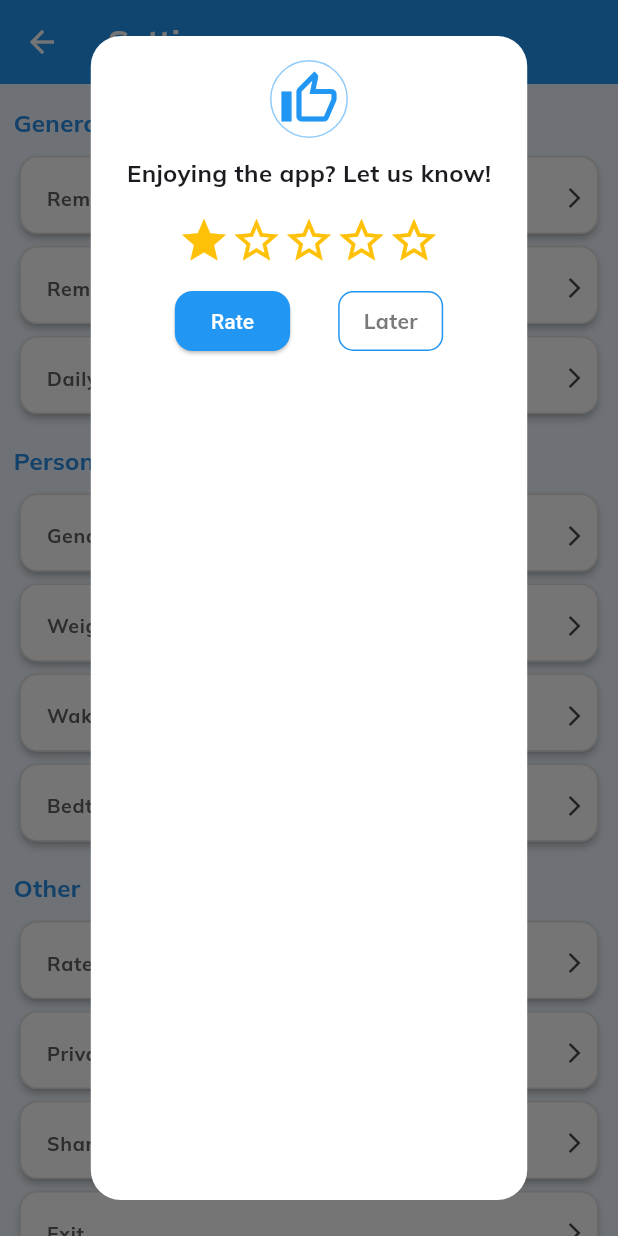
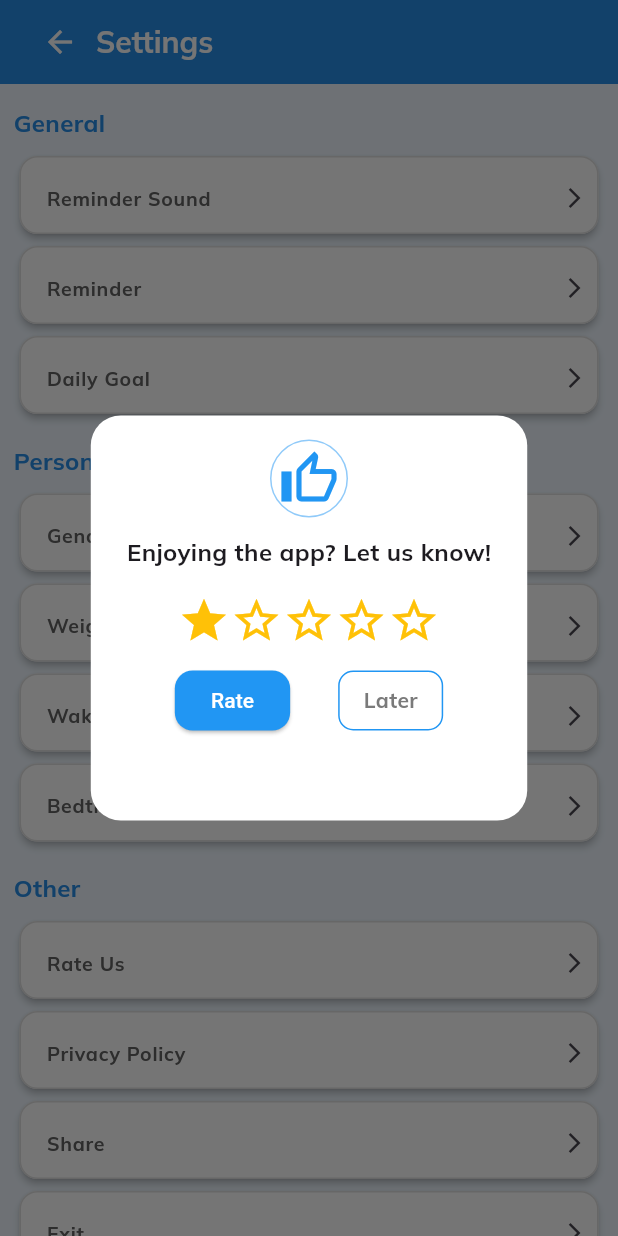
Before and after one commit to Ismailakram300/water_reminder_app, a Flutter app: the SettingsScreen screen opened directly, after a tap on "Rate Us", on a phone screen of 412 x 824 dp. Run offline on Flutter 3.47's test engine with Material 3 defaults, Android fonts, the light colour scheme and no system bars; our stand-ins replace audioplayers, awesome_notifications, fl_chart, flutter_local_notifications, liquid_progress_indicator_v2 and 8 more; missing offline and left inert: android_intent_plus, dart:ffi; accounts and stored records are empty.

Commit message:
Update settings.dart

```diff
--- a/lib/screens/settings.dart
+++ b/lib/screens/settings.dart
@@ -8,6 +8,7 @@ import 'package:water_reminder_app/screens/bottom_nav_bar.dart';
 import 'package:water_reminder_app/screens/reminder.dart';
 import 'package:audioplayers/audioplayers.dart';
 import '../Database/database_helper.dart';
+import '../customs_widgets/appbar.dart';
 
 class SettingsScreen extends StatefulWidget {
   @override
@@ -25,7 +26,9 @@ class _SettingsScreenState extends State<SettingsScreen> {
           shape: RoundedRectangleBorder(
             borderRadius: BorderRadius.circular(20),
           ),
-          content: Column(
+          content: SizedBox(
+            height: 230,
+            child: Column(
               // mainAxisSize: MainAxisSize.min,
               children: [
                 // 👍 Icon in a bubble
@@ -141,6 +144,7 @@ class _SettingsScreenState extends State<SettingsScreen> {
                   ],
                 ),
               ],
+            ),
           ),
         );
       },
@@ -841,29 +845,7 @@ Row(
     final Uri _url = Uri.parse('https://flutter.dev');
     return Scaffold(
       backgroundColor: Color(0xffEFF7FF),
-      appBar: AppBar(
-        leading: IconButton(
-          icon: Icon(Icons.arrow_back, color: Colors.white),
-          onPressed: () {
-            Navigator.push(
-              context,
-              MaterialPageRoute(builder: (context) => BottomNavBar()),
-            ); // 👈 back to previous screen
-          },
-        ),
-        automaticallyImplyLeading: true,
-        title: Text(
-          'Settings',
-          style: TextStyle(
-            fontFamily: 'Mulish',
-            color: Colors.white,
-            fontWeight: FontWeight.bold,
-          ),
-        ),
-        // centerTitle: true,
-        backgroundColor: Colors.blue,
-        elevation: 0,
-      ),
+      appBar: MyAppBar(title: 'Settings'),
       body: ListView(
         padding: const EdgeInsets.all(9.0),
         children: [
```
Lines whose indentation alone changed are shown as unchanged.
